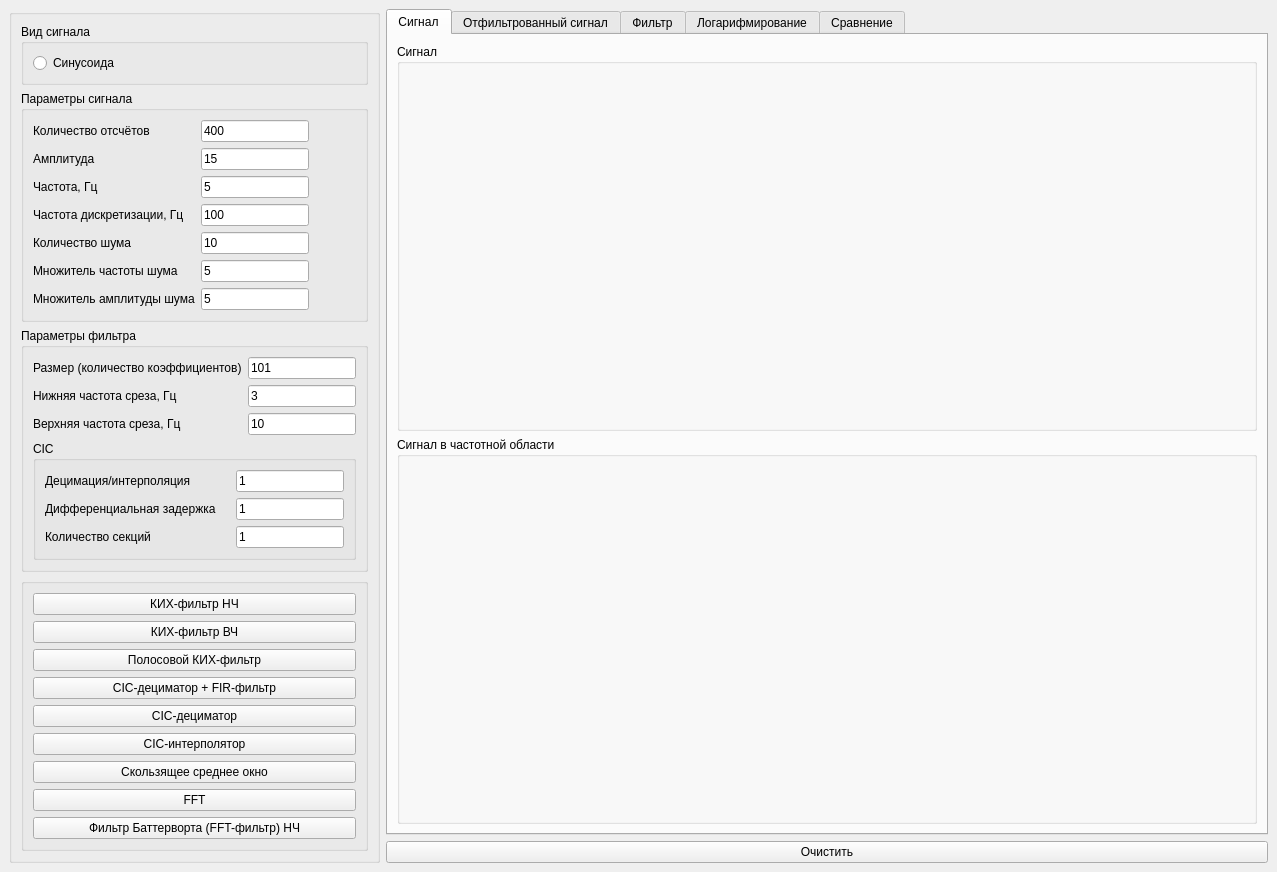
Yakovlev0309/CppFilters, file Filters/mainwindow.ui: the form before one commit.
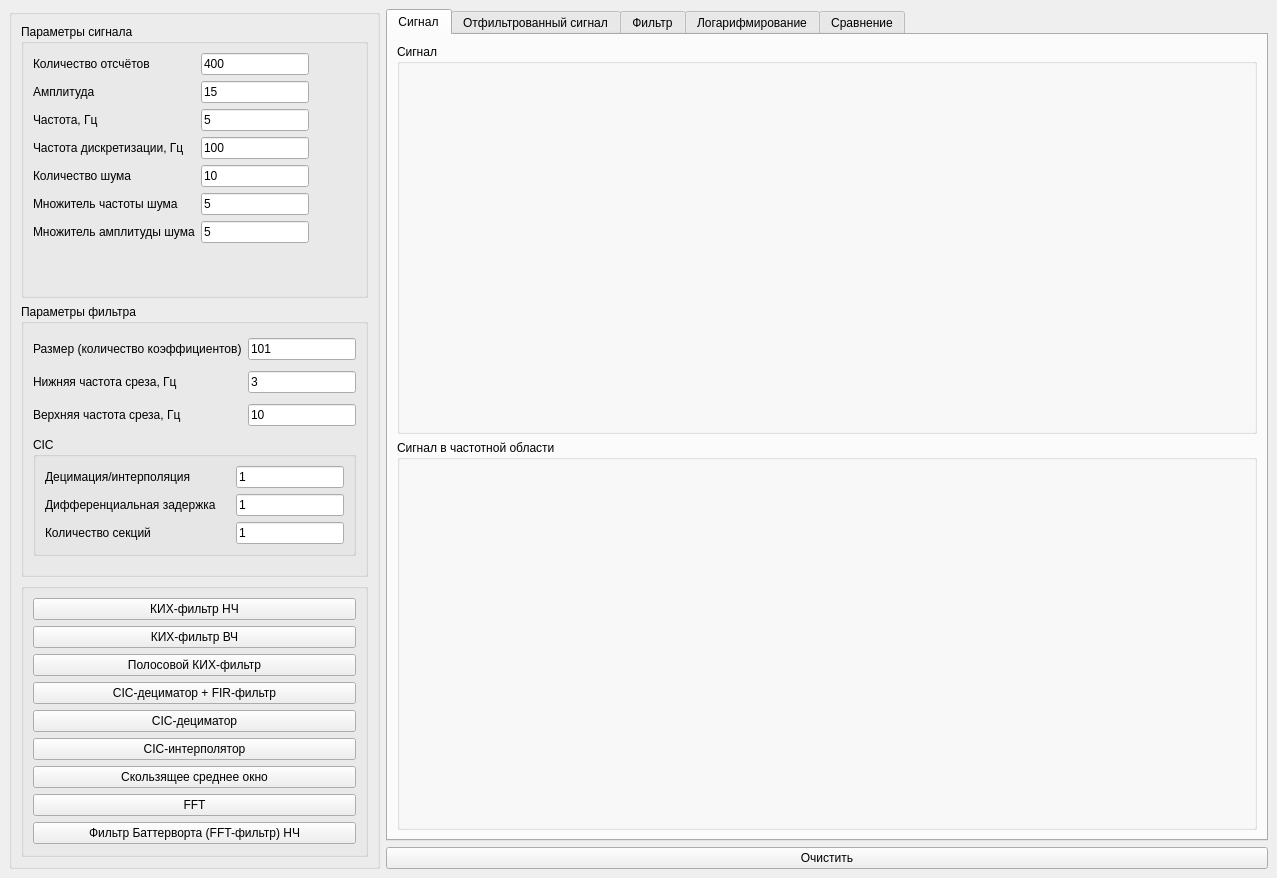
The form after the commit. Custom widgets are drawn as their Qt base class.

```diff
--- a/Filters/mainwindow.ui
+++ b/Filters/mainwindow.ui
@@ -7,7 +7,7 @@
     <x>0</x>
     <y>0</y>
     <width>1277</width>
-    <height>850</height>
+    <height>878</height>
    </rect>
   </property>
   <property name="windowTitle">
@@ -172,6 +172,150 @@
       </property>
       <layout class="QGridLayout" name="gridLayout_7">
        <item row="1" column="0">
+        <widget class="QGroupBox" name="groupBox_12">
+         <property name="title">
+          <string>Параметры фильтра</string>
+         </property>
+         <layout class="QGridLayout" name="gridLayout_16">
+          <item row="0" column="0">
+           <widget class="QLabel" name="label_6">
+            <property name="text">
+             <string>Размер (количество коэффициентов)</string>
+            </property>
+           </widget>
+          </item>
+          <item row="0" column="1">
+           <widget class="QLineEdit" name="filterSize">
+            <property name="sizePolicy">
+             <sizepolicy hsizetype="Fixed" vsizetype="Fixed">
+              <horstretch>0</horstretch>
+              <verstretch>0</verstretch>
+             </sizepolicy>
+            </property>
+            <property name="text">
+             <string>101</string>
+            </property>
+           </widget>
+          </item>
+          <item row="1" column="0">
+           <widget class="QLabel" name="label_7">
+            <property name="text">
+             <string>Нижняя частота среза, Гц</string>
+            </property>
+           </widget>
+          </item>
+          <item row="1" column="1">
+           <widget class="QLineEdit" name="lowCutoffFreq">
+            <property name="sizePolicy">
+             <sizepolicy hsizetype="Fixed" vsizetype="Fixed">
+              <horstretch>0</horstretch>
+              <verstretch>0</verstretch>
+             </sizepolicy>
+            </property>
+            <property name="text">
+             <string>3</string>
+            </property>
+           </widget>
+          </item>
+          <item row="5" column="0" colspan="2">
+           <widget class="QGroupBox" name="groupBox_14">
+            <property name="sizePolicy">
+             <sizepolicy hsizetype="Preferred" vsizetype="Maximum">
+              <horstretch>0</horstretch>
+              <verstretch>0</verstretch>
+             </sizepolicy>
+            </property>
+            <property name="title">
+             <string>CIC</string>
+            </property>
+            <layout class="QGridLayout" name="gridLayout_19">
+             <item row="1" column="0">
+              <widget class="QLabel" name="label_10">
+               <property name="text">
+                <string>Дифференциальная задержка</string>
+               </property>
+              </widget>
+             </item>
+             <item row="2" column="0">
+              <widget class="QLabel" name="label_9">
+               <property name="text">
+                <string>Количество секций</string>
+               </property>
+              </widget>
+             </item>
+             <item row="1" column="1">
+              <widget class="QLineEdit" name="N">
+               <property name="sizePolicy">
+                <sizepolicy hsizetype="Fixed" vsizetype="Fixed">
+                 <horstretch>0</horstretch>
+                 <verstretch>0</verstretch>
+                </sizepolicy>
+               </property>
+               <property name="text">
+                <string>1</string>
+               </property>
+              </widget>
+             </item>
+             <item row="0" column="0">
+              <widget class="QLabel" name="label_8">
+               <property name="text">
+                <string>Децимация/интерполяция</string>
+               </property>
+              </widget>
+             </item>
+             <item row="0" column="1">
+              <widget class="QLineEdit" name="R">
+               <property name="sizePolicy">
+                <sizepolicy hsizetype="Fixed" vsizetype="Fixed">
+                 <horstretch>0</horstretch>
+                 <verstretch>0</verstretch>
+                </sizepolicy>
+               </property>
+               <property name="text">
+                <string>1</string>
+               </property>
+              </widget>
+             </item>
+             <item row="2" column="1">
+              <widget class="QLineEdit" name="M">
+               <property name="sizePolicy">
+                <sizepolicy hsizetype="Fixed" vsizetype="Fixed">
+                 <horstretch>0</horstretch>
+                 <verstretch>0</verstretch>
+                </sizepolicy>
+               </property>
+               <property name="text">
+                <string>1</string>
+               </property>
+              </widget>
+             </item>
+            </layout>
+           </widget>
+          </item>
+          <item row="2" column="0">
+           <widget class="QLabel" name="label_13">
+            <property name="text">
+             <string>Верхняя частота среза, Гц</string>
+            </property>
+           </widget>
+          </item>
+          <item row="2" column="1">
+           <widget class="QLineEdit" name="highCutoffFreq">
+            <property name="sizePolicy">
+             <sizepolicy hsizetype="Fixed" vsizetype="Fixed">
+              <horstretch>0</horstretch>
+              <verstretch>0</verstretch>
+             </sizepolicy>
+            </property>
+            <property name="text">
+             <string>10</string>
+            </property>
+           </widget>
+          </item>
+         </layout>
+        </widget>
+       </item>
+       <item row="0" column="0">
         <widget class="QGroupBox" name="groupBox_11">
          <property name="title">
           <string>Параметры сигнала</string>
@@ -320,23 +464,7 @@
          </layout>
         </widget>
        </item>
-       <item row="0" column="0">
-        <widget class="QGroupBox" name="groupBox_8">
-         <property name="title">
-          <string>Вид сигнала</string>
-         </property>
-         <layout class="QGridLayout" name="gridLayout_9">
-          <item row="0" column="0">
-           <widget class="QRadioButton" name="sinRB">
-            <property name="text">
-             <string>Синусоида</string>
-            </property>
-           </widget>
-          </item>
-         </layout>
-        </widget>
-       </item>
-       <item row="3" column="0">
+       <item row="2" column="0">
         <widget class="QGroupBox" name="groupBox_13">
          <property name="title">
           <string/>
@@ -408,150 +536,6 @@
          </layout>
         </widget>
        </item>
-       <item row="2" column="0">
-        <widget class="QGroupBox" name="groupBox_12">
-         <property name="title">
-          <string>Параметры фильтра</string>
-         </property>
-         <layout class="QGridLayout" name="gridLayout_16">
-          <item row="0" column="0">
-           <widget class="QLabel" name="label_6">
-            <property name="text">
-             <string>Размер (количество коэффициентов)</string>
-            </property>
-           </widget>
-          </item>
-          <item row="0" column="1">
-           <widget class="QLineEdit" name="filterSize">
-            <property name="sizePolicy">
-             <sizepolicy hsizetype="Fixed" vsizetype="Fixed">
-              <horstretch>0</horstretch>
-              <verstretch>0</verstretch>
-             </sizepolicy>
-            </property>
-            <property name="text">
-             <string>101</string>
-            </property>
-           </widget>
-          </item>
-          <item row="1" column="0">
-           <widget class="QLabel" name="label_7">
-            <property name="text">
-             <string>Нижняя частота среза, Гц</string>
-            </property>
-           </widget>
-          </item>
-          <item row="1" column="1">
-           <widget class="QLineEdit" name="lowCutoffFreq">
-            <property name="sizePolicy">
-             <sizepolicy hsizetype="Fixed" vsizetype="Fixed">
-              <horstretch>0</horstretch>
-              <verstretch>0</verstretch>
-             </sizepolicy>
-            </property>
-            <property name="text">
-             <string>3</string>
-            </property>
-           </widget>
-          </item>
-          <item row="5" column="0" colspan="2">
-           <widget class="QGroupBox" name="groupBox_14">
-            <property name="sizePolicy">
-             <sizepolicy hsizetype="Preferred" vsizetype="Maximum">
-              <horstretch>0</horstretch>
-              <verstretch>0</verstretch>
-             </sizepolicy>
-            </property>
-            <property name="title">
-             <string>CIC</string>
-            </property>
-            <layout class="QGridLayout" name="gridLayout_19">
-             <item row="1" column="0">
-              <widget class="QLabel" name="label_10">
-               <property name="text">
-                <string>Дифференциальная задержка</string>
-               </property>
-              </widget>
-             </item>
-             <item row="2" column="0">
-              <widget class="QLabel" name="label_9">
-               <property name="text">
-                <string>Количество секций</string>
-               </property>
-              </widget>
-             </item>
-             <item row="1" column="1">
-              <widget class="QLineEdit" name="N">
-               <property name="sizePolicy">
-                <sizepolicy hsizetype="Fixed" vsizetype="Fixed">
-                 <horstretch>0</horstretch>
-                 <verstretch>0</verstretch>
-                </sizepolicy>
-               </property>
-               <property name="text">
-                <string>1</string>
-               </property>
-              </widget>
-             </item>
-             <item row="0" column="0">
-              <widget class="QLabel" name="label_8">
-               <property name="text">
-                <string>Децимация/интерполяция</string>
-               </property>
-              </widget>
-             </item>
-             <item row="0" column="1">
-              <widget class="QLineEdit" name="R">
-               <property name="sizePolicy">
-                <sizepolicy hsizetype="Fixed" vsizetype="Fixed">
-                 <horstretch>0</horstretch>
-                 <verstretch>0</verstretch>
-                </sizepolicy>
-               </property>
-               <property name="text">
-                <string>1</string>
-               </property>
-              </widget>
-             </item>
-             <item row="2" column="1">
-              <widget class="QLineEdit" name="M">
-               <property name="sizePolicy">
-                <sizepolicy hsizetype="Fixed" vsizetype="Fixed">
-                 <horstretch>0</horstretch>
-                 <verstretch>0</verstretch>
-                </sizepolicy>
-               </property>
-               <property name="text">
-                <string>1</string>
-               </property>
-              </widget>
-             </item>
-            </layout>
-           </widget>
-          </item>
-          <item row="2" column="0">
-           <widget class="QLabel" name="label_13">
-            <property name="text">
-             <string>Верхняя частота среза, Гц</string>
-            </property>
-           </widget>
-          </item>
-          <item row="2" column="1">
-           <widget class="QLineEdit" name="highCutoffFreq">
-            <property name="sizePolicy">
-             <sizepolicy hsizetype="Fixed" vsizetype="Fixed">
-              <horstretch>0</horstretch>
-              <verstretch>0</verstretch>
-             </sizepolicy>
-            </property>
-            <property name="text">
-             <string>10</string>
-            </property>
-           </widget>
-          </item>
-         </layout>
-        </widget>
-       </item>
       </layout>
      </widget>
     </item>
```
Left out of the diff: 2 changed lines with no effect on the pictures.
